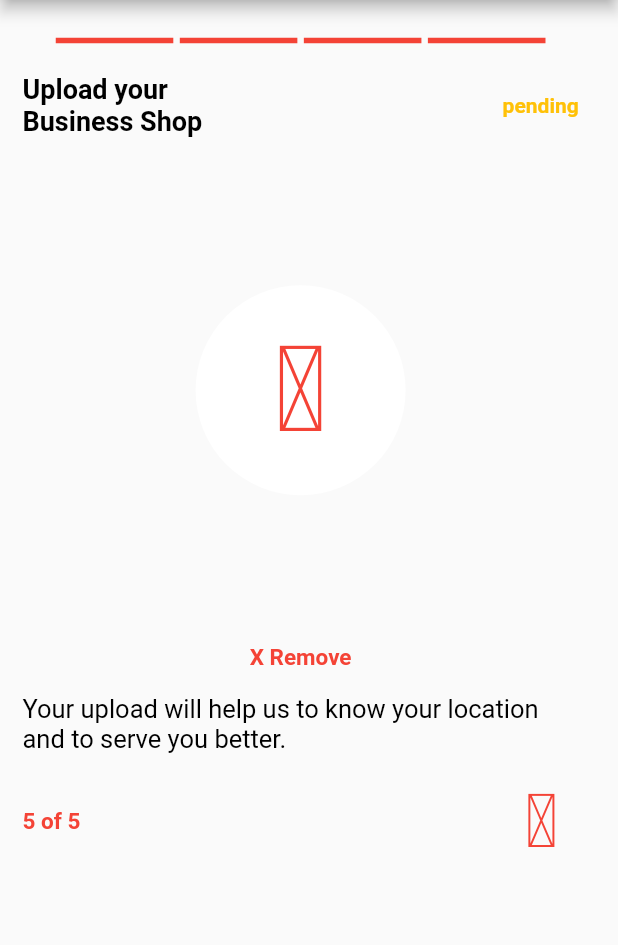
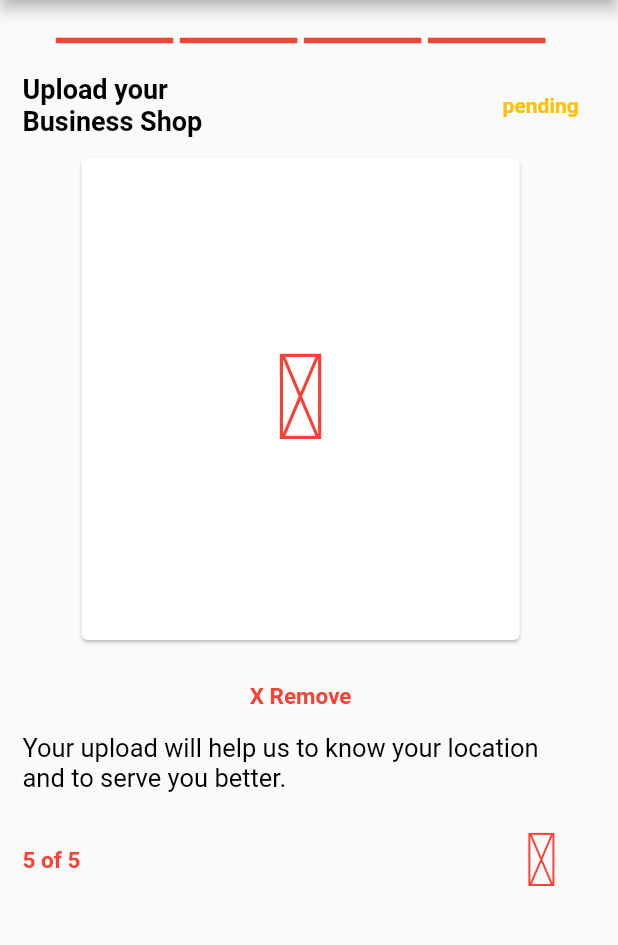
Before and after one commit to wampet/CHAPCHAP-KYC-frontend, a Flutter app: the BusinessCertificate screen opened by its route, after a tap on an icon or button, on a phone screen of 412 x 824 dp, the part 84-1029 px from its top. Run offline on Flutter 3.47's test engine with Material 2 defaults, Android fonts, the phone set to English and light mode, and no system bars; drawn by our look-alikes of step_progress_indicator; our stand-ins replace dotted_border, image_picker, material_design_icons_flutter, permission_handler, sizer.

Commit message:
Circle Avatar changed to Rectangles while maintaining it for selfie pages

```diff
--- a/lib/pages/business_location.dart
+++ b/lib/pages/business_location.dart
@@ -97,22 +97,21 @@ class _BusinessLocationState extends State<BusinessLocation> {
                 ],
               ),
               Container(
+                margin: const EdgeInsets.fromLTRB(0, 10, 0, 10),
+                  height: 40.h,
+                  width: 300,
+                child:_image==null ? InkWell(
+                  onTap:openCamera ,
+                    child:Card(
 
-              child: _image == null
-                  ? InkWell(
-                      onTap: openCamera,
-                      child: Container(
-                          margin: const EdgeInsets.fromLTRB(0, 25, 0, 10),
-                          height: 35.h,
-                          child: CircleAvatar(
-                              backgroundColor: Colors.white,
-                              radius: 70,
-                              child: Icon(KycIcons.add_a_photo,
-                                  size: 80, color: Colors.red))))
-                  : ClipOval(
-                      child: Image.file(_image!,
-                          fit: BoxFit.cover, width: 200, height: 200),
-                    )),
+                      //radius: 70,
+                      child:Icon(KycIcons.add_a_photo, size: 80, color: Colors.red)
+                      )
+                    )
+                  :Container(
+                    child: Image.file(_image!,fit: BoxFit.cover,width:300,height:36.h),
+                  )
+              ),
               TextButton(
               onPressed: RemoveImage,
               child: Text('X Remove',
--- a/lib/pages/individual_selfie.dart
+++ b/lib/pages/individual_selfie.dart
@@ -105,7 +105,7 @@ class _SelfieUploadState extends State<SelfieUpload> {
                                           size: 80, color: Colors.red))))
                           : ClipOval(
                               child: Image.file(_image!,
-                                  fit: BoxFit.cover, width: 200, height: 200),
+                                  fit: BoxFit.cover, width: 200, height: 199),
                             )),
                   TextButton(
                       onPressed: RemoveImage,
--- a/lib/pages/upload_certificate.dart
+++ b/lib/pages/upload_certificate.dart
@@ -82,20 +82,19 @@ class _BusinessCertificateState extends State<BusinessCertificate> {
                   ],
                 ),
                 Container(
+                margin: const EdgeInsets.fromLTRB(0, 10, 0, 10),
+                  height: 40.h,
+                  width: 300,
                 child:_image==null ? InkWell(
                   onTap:openCamera ,
+                    child:Card(
 
-                  child: Container(
-                  margin: const EdgeInsets.fromLTRB(0, 30, 0, 30),
-                  height: 35.h,
-                    child:CircleAvatar(
-                      backgroundColor: Colors.white,
-                      radius: 70,
+                      //radius: 70,
                       child:Icon(KycIcons.add_a_photo, size: 80, color: Colors.red)
                       )
                     )
-                  ):ClipOval(
-                    child: Image.file(_image!,fit: BoxFit.cover,width:200,height:200),
+                  :Container(
+                    child: Image.file(_image!,fit: BoxFit.cover,width:300,height:36.h),
                   )
               ),
               TextButton(onPressed:RemoveImage
```
Also changed, not shown: lib/pages/individual_lcletter.dart (+15 -15 lines), lib/pages/individual_location.dart (+9 -9 lines), lib/pages/lc1_letter.dart (+8 -9 lines).
